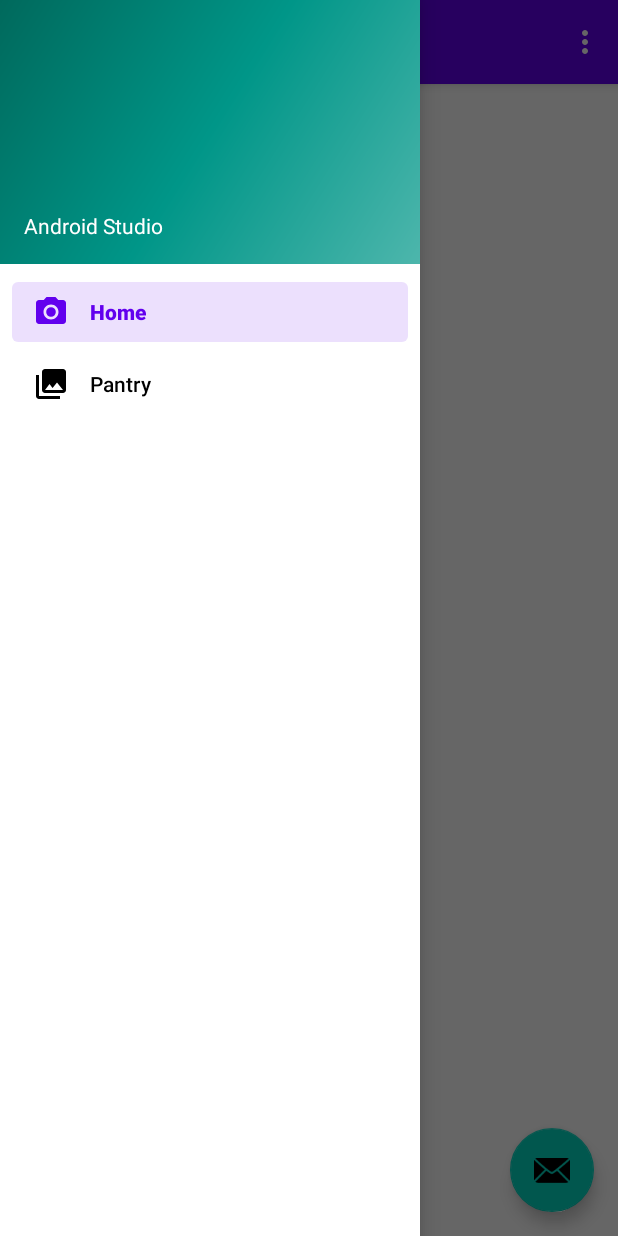
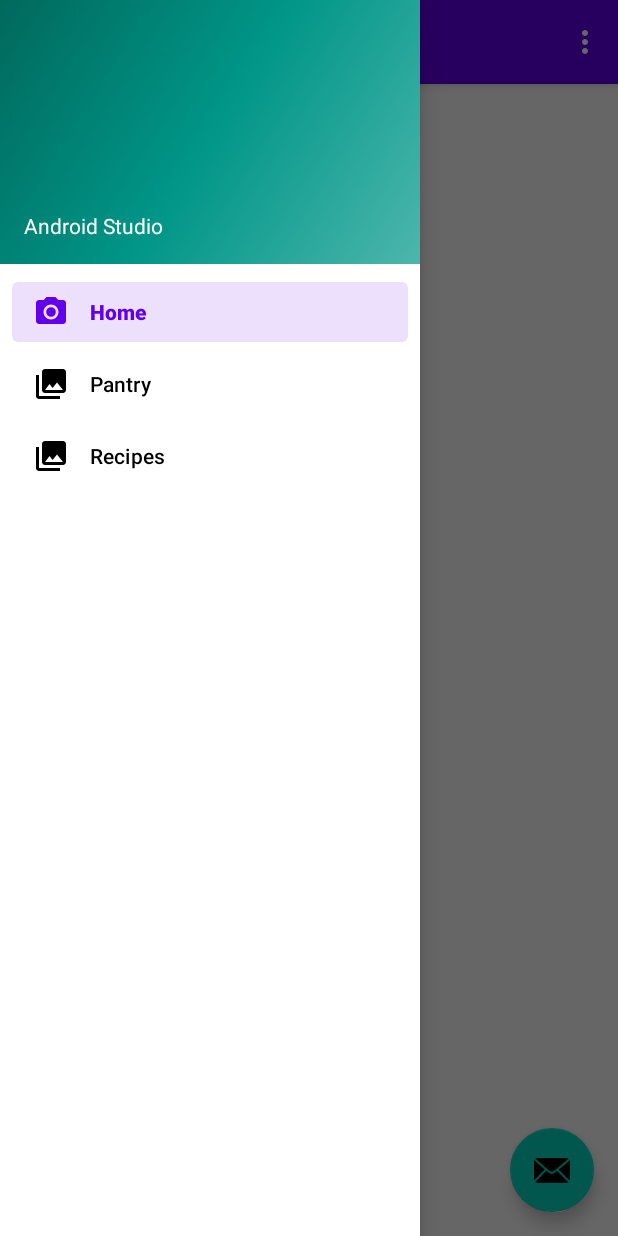
Before and after one commit to FSqDev/poBop, an Android app: the MainActivity screen opened directly, with no data from a screen before it, with the side drawer open, on a phone screen of 412 x 824 dp. Run offline under Robolectric (Android 15) with nearby library versions, the phone set to English and light mode, and no system bars; our stand-ins replace Room's generated code, navigation-ui.

Commit message:
Updated navigation

```diff
--- a/android/app/src/main/java/com/fsq/pobop/MainActivity.java
+++ b/android/app/src/main/java/com/fsq/pobop/MainActivity.java
@@ -42,7 +42,7 @@
         // Passing each menu ID as a set of Ids because each
         // menu should be considered as top level destinations.
         mAppBarConfiguration = new AppBarConfiguration.Builder(
-                R.id.nav_home, R.id.nav_pantry)
+                R.id.nav_home, R.id.nav_pantry, R.id.nav_recipe)
                 .setDrawerLayout(drawer)
                 .build();
         NavController navController = Navigation.findNavController(this, R.id.nav_host_fragment);
--- a/android/app/src/main/res/menu/activity_main_drawer.xml
+++ b/android/app/src/main/res/menu/activity_main_drawer.xml
@@ -12,5 +12,9 @@
             android:id="@+id/nav_pantry"
             android:icon="@drawable/ic_menu_gallery"
             android:title="@string/pantry" />
+        <item
+            android:id="@+id/nav_recipe"
+            android:icon="@drawable/ic_menu_gallery"
+            android:title="@string/recipes" />
     </group>
 </menu>
--- a/android/app/src/main/res/navigation/mobile_navigation.xml
+++ b/android/app/src/main/res/navigation/mobile_navigation.xml
@@ -15,5 +15,9 @@
         android:name="com.fsq.pobop.ui.pantry.PantryFragment"
         android:label="@string/pantry"
         tools:layout="@layout/fragment_pantry" />
+    <fragment
+        android:id="@+id/nav_recipe"
+        android:name="com.fsq.pobop.ui.recipe.RecipeFragment"
+        android:label="Recipes" />
 
 </navigation>
--- a/android/app/src/main/res/values/strings.xml
+++ b/android/app/src/main/res/values/strings.xml
@@ -16,6 +16,7 @@
     <string name="login">Login</string>
 
     <string name="email">Email</string>
+    <string name="recipes">Recipes</string>
 
 
     <string name="filter">Filter</string>
```
